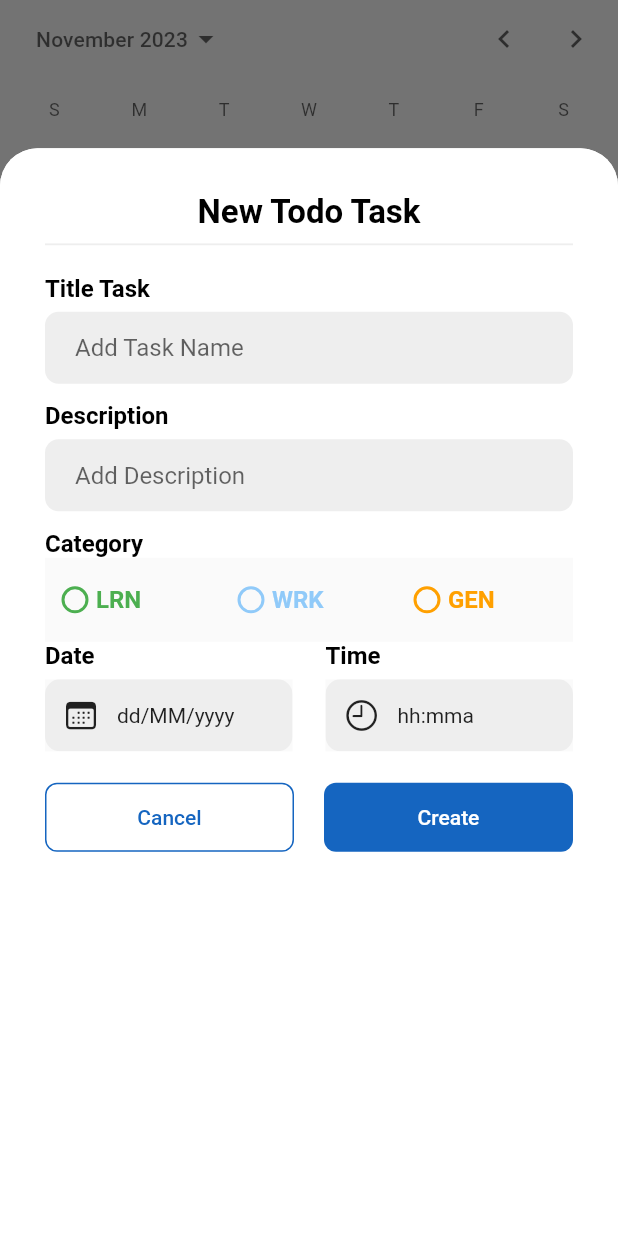
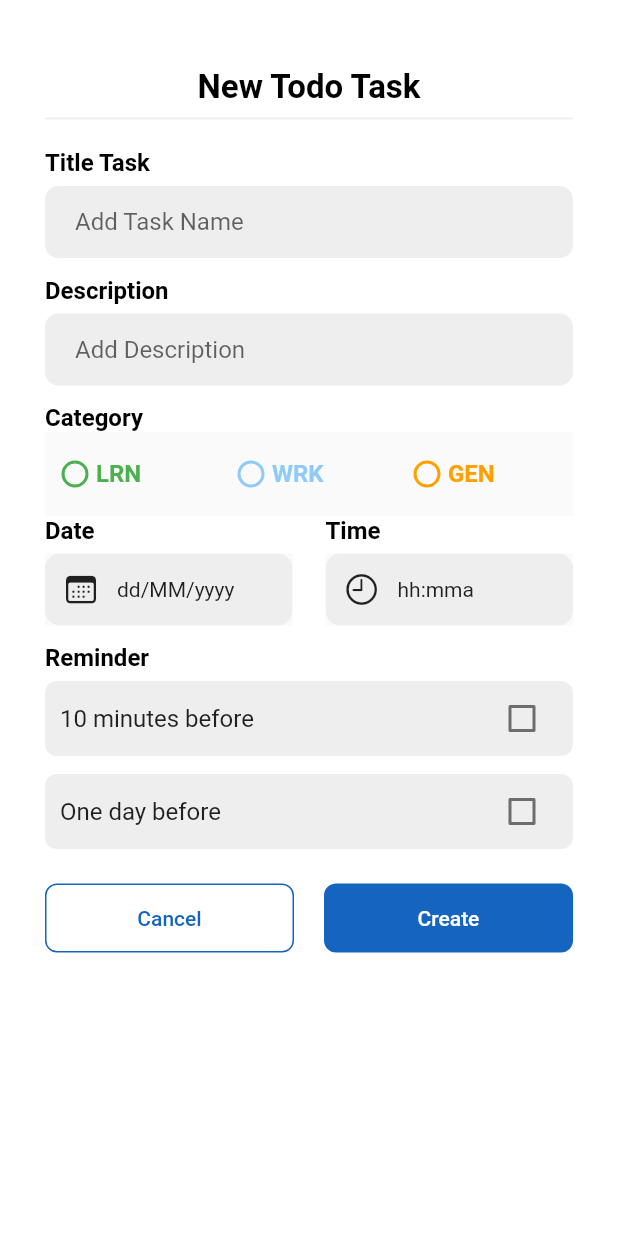
Before and after one commit to riishal/Reminder-App, a Flutter app: the screen it shows after launch, item 2 of the bottom bar chosen, after a tap on the "add" icon, on a phone screen of 412 x 824 dp. Run offline on Flutter 3.47's test engine with Material 2 defaults, Android fonts, the light colour scheme and no system bars; our stand-ins replace cloud_firestore, firebase_core, flutter_local_notifications, flutter_native_timezone_updated_gradle, fluttertoast, permission_handler and 2 more; missing offline and left inert: a package; accounts and stored records are empty.

Commit message:
last commit

```diff
--- a/lib/common/show_task_model.dart
+++ b/lib/common/show_task_model.dart
@@ -10,6 +10,7 @@ import 'package:todo_app/widgets/radio_widget.dart';
 import 'package:todo_app/widgets/textfield_widget.dart';
 
 import '../constants/app_style.dart';
+import '../widgets/check_box_widget.dart';
 
 class AddNewTask extends StatelessWidget {
   const AddNewTask({
@@ -25,15 +26,24 @@ class AddNewTask extends StatelessWidget {
   @override
   Widget build(BuildContext context) {
     return Consumer<AddTaskProvider>(builder: (context, getdata, child) {
-      return Container(
+      return Scaffold(
+        resizeToAvoidBottomInset: false,
+        backgroundColor: Colors.white,
+        body: SingleChildScrollView(
+          child: Center(
+            child: Container(
               padding: const EdgeInsets.all(30),
               decoration: const BoxDecoration(
                   color: Colors.white,
-            borderRadius: BorderRadius.only(
-                topLeft: Radius.circular(25.0),
-                topRight: Radius.circular(25.0))),
-        height: size.height * 0.88,
-        child: Column(crossAxisAlignment: CrossAxisAlignment.start, children: [
+                  borderRadius: BorderRadius.all(Radius.circular(35))),
+              // height: size.height * 0.88,
+              child: Column(
+                  mainAxisAlignment: MainAxisAlignment.center,
+                  crossAxisAlignment: CrossAxisAlignment.start,
+                  children: [
+                    SizedBox(
+                      height: 15,
+                    ),
                     SizedBox(
                       width: double.infinity,
                       child: buttonIndex == index
@@ -66,8 +76,9 @@ class AddNewTask extends StatelessWidget {
                       height: 6,
                     ),
                     TextFieldWidget(
-              hintText:
-                  buttonIndex == index ? data!["titleTask"] : "Add Task Name",
+                        hintText: buttonIndex == index
+                            ? data!["titleTask"]
+                            : "Add Task Name",
                         maxLine: 1,
                         textController: getdata.titleController),
                     const SizedBox(
@@ -138,8 +149,35 @@ class AddNewTask extends StatelessWidget {
                       ],
                     ),
                     const SizedBox(
-            height: 20,
+                      height: 12,
                     ),
+                    const Text("Reminder", style: AppStyle.headingOne),
+                    const SizedBox(
+                      height: 6,
+                    ),
+                    OtherTaskField(
+                      text: "10 minutes before",
+                      value: getdata.isTenMinutesChecked,
+                      onChanged: (value) {
+                        getdata.onCheckedTenMinutes(value);
+                        print(value);
+                      },
+                    ),
+                    const SizedBox(
+                      height: 12,
+                    ),
+                    OtherTaskField(
+                      text: "One day before",
+                      value: getdata.isOneDayBeforeChecked,
+                      onChanged: (value) {
+                        getdata.onCheckedOneDayBefore(value);
+                        print(value);
+                      },
+                    ),
+                    const SizedBox(
+                      height: 22,
+                    ),
+
                     //button Section
                     Row(
                       children: [
@@ -159,7 +197,8 @@ class AddNewTask extends StatelessWidget {
                                             : Colors.blue.shade800,
                                       ),
                                     ),
-                          padding: const EdgeInsets.symmetric(vertical: 15)),
+                                    padding: const EdgeInsets.symmetric(
+                                        vertical: 15)),
                                 onPressed: () {
                                   getdata.clear(context);
                                 },
@@ -178,7 +217,8 @@ class AddNewTask extends StatelessWidget {
                                     shape: RoundedRectangleBorder(
                                       borderRadius: BorderRadius.circular(8),
                                     ),
-                          padding: const EdgeInsets.symmetric(vertical: 15)),
+                                    padding: const EdgeInsets.symmetric(
+                                        vertical: 15)),
                                 onPressed: () {
                                   if (buttonIndex == index) {
                                     getdata.updateAllTask(
@@ -195,6 +235,9 @@ class AddNewTask extends StatelessWidget {
                       ],
                     )
                   ]),
+            ),
+          ),
+        ),
       );
     });
   }
--- a/lib/model/todo_model.dart
+++ b/lib/model/todo_model.dart
@@ -11,9 +11,11 @@ class TodoModel {
   final String timeTask;
   final bool isDone;
   String taskState;
+  final int isTenMinutesChecked;
+  final int isOnedayChecked;
 
-  TodoModel({
-    this.docId,
+  TodoModel(
+      {this.docId,
       required this.isDone,
       required this.titleTask,
       required this.description,
@@ -21,7 +23,8 @@ class TodoModel {
       required this.dateTask,
       required this.timeTask,
       required this.taskState,
-  });
+      required this.isTenMinutesChecked,
+      required this.isOnedayChecked});
 
   Map<String, dynamic> toMap() {
     return <String, dynamic>{
@@ -31,7 +34,9 @@ class TodoModel {
       'dateTask': dateTask,
       'timeTask': timeTask,
       'isDone': isDone,
-      'taskState': taskState
+      'taskState': taskState,
+      'isTenMinutesChecked': isTenMinutesChecked,
+      'isOnedayChecked': isOnedayChecked
     };
   }
 
@@ -45,7 +50,8 @@ class TodoModel {
         dateTask: map['dateTask'] as String,
         timeTask: map['timeTask'] as String,
         isDone: map['isDone'] as bool,
-    );
+        isOnedayChecked: map['isOnedayChecked'] as int,
+        isTenMinutesChecked: map['isTenMinutesChecked'] as int);
   }
 
   factory TodoModel.fromSnapshot(DocumentSnapshot<Map<String, dynamic>> doc) {
@@ -57,6 +63,8 @@ class TodoModel {
         description: doc["description"],
         category: doc["category"],
         dateTask: doc["dateTask"],
-        timeTask: doc["timeTask"]);
+        timeTask: doc["timeTask"],
+        isOnedayChecked: doc["isOnedayChecked"],
+        isTenMinutesChecked: doc["isTenMinutesChecked"]);
   }
 }
--- a/lib/service/todo_service.dart
+++ b/lib/service/todo_service.dart
@@ -1,8 +1,27 @@
+import 'dart:async';
+
 import 'package:cloud_firestore/cloud_firestore.dart';
+import 'package:intl/intl.dart';
 import 'package:todo_app/model/todo_model.dart';
 
 class TodoService {
   final todoCollection = FirebaseFirestore.instance.collection("todoApp");
+
+  Future<List<QueryDocumentSnapshot<Map<String, dynamic>>>> getTasks(
+      DateTime selectedDate) {
+    var todos = todoCollection.get().then((value) {
+      var date = value.docs.where((element) {
+        var date = element['dateTask'].split('/').toList();
+        var dateExp = '${date[1]}/${date[0]}/${date[2]}';
+        var today =
+            '${selectedDate.day}/${selectedDate.month}/${selectedDate.year}';
+        print('////////////// date $dateExp: today $today');
+        return dateExp == today;
+      });
+      return date;
+    });
+    return todos.then((value) => value.toList());
+  }
 
   void addNewTask(TodoModel todoModel) {
     todoCollection.add(todoModel.toMap());
--- a/lib/view/calendar_task.dart
+++ b/lib/view/calendar_task.dart
@@ -1,23 +1,118 @@
 import 'package:flutter/material.dart';
 import 'package:provider/provider.dart';
+
 import 'package:todo_app/provider/add_task_provider.dart';
 
-class CalendarTask extends StatelessWidget {
+class CalendarTask extends StatefulWidget {
   const CalendarTask({super.key});
+
+  @override
+  State<CalendarTask> createState() => _CalendarTaskState();
+}
+
+class _CalendarTaskState extends State<CalendarTask> {
+  @override
+  void initState() {
+    var provider = Provider.of<AddTaskProvider>(context, listen: false);
+    provider.getTask(DateTime.now());
+    super.initState();
+  }
 
   @override
   Widget build(BuildContext context) {
     return Consumer<AddTaskProvider>(builder: (context, getdata, child) {
       return Scaffold(
         body: SafeArea(
-            child: CalendarDatePicker(
+          child: Column(
+            children: [
+              CalendarDatePicker(
                 initialDate: DateTime.now(),
                 firstDate: DateTime(2021),
                 lastDate: DateTime(2025),
                 onDateChanged: (selectedDate) {
+                  getdata.getTask(selectedDate);
+                  getdata.setCalendarDate(selectedDate);
                   print(selectedDate);
                 },
-        )),
+              ),
+              Expanded(
+                child: StreamBuilder(
+                    stream: getdata.dateStream,
+                    builder: (context, snapshot) {
+                      if (snapshot.hasData) {
+                        if (snapshot.data.isEmpty) {
+                          return const Center(
+                            child: Text('Empty Tasks'),
+                          );
+                        }
+                        var length = snapshot.data.length;
+                        print('lenghthh: $length');
+                        return ListView.builder(
+                            itemCount: snapshot.data.length,
+                            itemBuilder: (context, index) {
+                              var todo = snapshot.data[index];
+                              Color categoryColor = Colors.black;
+
+                              final category = todo["category"];
+                              switch (category) {
+                                case "Learn":
+                                  categoryColor = Colors.green.shade500;
+
+                                  break;
+                                case "Work":
+                                  categoryColor = Colors.blue.shade500;
+                                  break;
+                                case "Genarel":
+                                  categoryColor = Colors.amber.shade500;
+                                  break;
+                              }
+
+                              return Card(
+                                  color: categoryColor,
+                                  child: ListTile(
+                                    title: Text(
+                                      todo['titleTask'],
+                                      style: TextStyle(
+                                        fontWeight: FontWeight.bold,
+                                      ),
+                                    ),
+                                    subtitle: Column(
+                                      crossAxisAlignment:
+                                          CrossAxisAlignment.start,
+                                      children: [
+                                        SizedBox(
+                                          height: 4,
+                                        ),
+                                        Text(
+                                          todo['description'],
+                                        ),
+                                        SizedBox(
+                                          height: 4,
+                                        ),
+                                        Text(
+                                          todo['timeTask'],
+                                          style: TextStyle(
+                                              fontWeight: FontWeight.w500),
+                                        ),
+                                        SizedBox(
+                                          height: 4,
+                                        ),
+                                      ],
+                                    ),
+                                    trailing: Text(
+                                      todo['dateTask'],
+                                      style: TextStyle(
+                                          fontWeight: FontWeight.w500),
+                                    ),
+                                  ));
+                            });
+                      }
+                      return Container();
+                    }),
+              )
+            ],
+          ),
+        ),
       );
     });
   }
--- a/lib/view/home_screen.dart
+++ b/lib/view/home_screen.dart
@@ -1,7 +1,9 @@
 import 'package:flutter/material.dart';
+import 'package:provider/provider.dart';
 import 'package:todo_app/view/home_task.dart';
 
 import '../common/show_task_model.dart';
+import '../provider/add_task_provider.dart';
 import 'calendar_task.dart';
 
 class HomeScreen extends StatefulWidget {
@@ -12,10 +14,12 @@ class HomeScreen extends StatefulWidget {
 }
 
 class _HomeScreenState extends State<HomeScreen> {
+  late AddTaskProvider addTaskProvider;
   int _currentIndex = 0;
   bool _isLoading = true;
   @override
   void initState() {
+    addTaskProvider = Provider.of<AddTaskProvider>(context, listen: false);
     // TODO: implement initState
     super.initState();
   }
@@ -53,6 +57,7 @@ class _HomeScreenState extends State<HomeScreen> {
         onTap: (index) {
           setState(() {
             _currentIndex = index;
+            addTaskProvider.dateValue;
           });
         },
         items: const [
--- a/lib/view/home_task.dart
+++ b/lib/view/home_task.dart
@@ -125,10 +125,10 @@ class _HomeTaskState extends State<HomeTask>
   }
 
   Widget taskContainer(Size size, String state, TaskState taskState) {
-    var time = FirebaseFirestore.instance.collection('todoApp').get();
-    time.then(
-      (value) => print('${value.docs[0]['dateTask']}'),
-    );
+    // var time = FirebaseFirestore.instance.collection('todoApp').get();
+    // time.then(
+    //   (value) => print('${value.docs[0]['timeTask']}'),
+    // );
     return Consumer<TaskHomeProvider>(builder: (context, getdata, child) {
       return StreamBuilder(
           stream: FirebaseFirestore.instance
@@ -196,6 +196,10 @@ class _HomeTaskState extends State<HomeTask>
                                       data["dateTask"].toString();
                                   addTaskProvider.timeValue =
                                       data["timeTask"].toString();
+                                  addTaskProvider.updateOnCheckedOnedayBefore(
+                                      data["isOnedayChecked"]);
+                                  addTaskProvider.updateOnCheckedTenMinutes(
+                                      data["isTenMinutesChecked"]);
                                 },
                                 child: CardTodoListWidget(data: data)),
                           ),
--- /dev/null
+++ b/lib/widgets/check_box_widget.dart
@@ -0,0 +1,39 @@
+import 'package:flutter/material.dart';
+
+class OtherTaskField extends StatelessWidget {
+  const OtherTaskField({
+    super.key,
+    required this.text,
+    required this.value,
+    this.onChanged,
+  });
+  final String text;
+  final bool value;
+  final Function(bool?)? onChanged;
+
+  @override
+  Widget build(BuildContext context) {
+    return Container(
+      height: 50,
+      width: double.infinity,
+      decoration: BoxDecoration(
+        color: Colors.grey.shade200,
+        borderRadius: BorderRadius.circular(8),
+        // border: Border.all(width: 1, color: Colors.grey),
+      ),
+      padding: const EdgeInsets.symmetric(horizontal: 10),
+      child: Row(
+        mainAxisAlignment: MainAxisAlignment.spaceBetween,
+        children: [
+          Text(
+            text,
+            style: const TextStyle(
+              fontSize: 16,
+            ),
+          ),
+          Checkbox(activeColor: Colors.blue, value: value, onChanged: onChanged)
+        ],
+      ),
+    );
+  }
+}
```
Also changed, not shown: lib/provider/add_task_provider.dart (+70 -6 lines), lib/service/notification_helper.dart (+5 -4 lines). Lines whose indentation alone changed are shown as unchanged.
